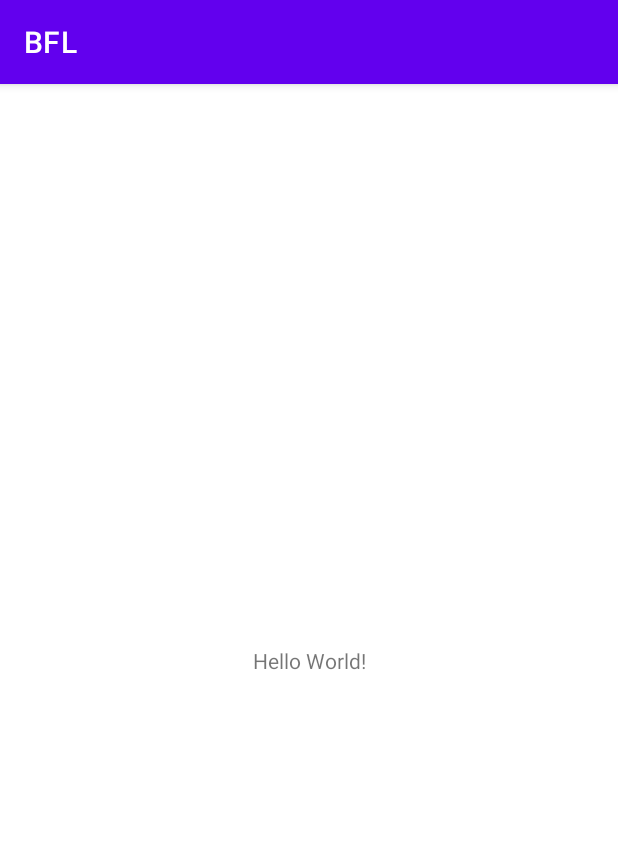
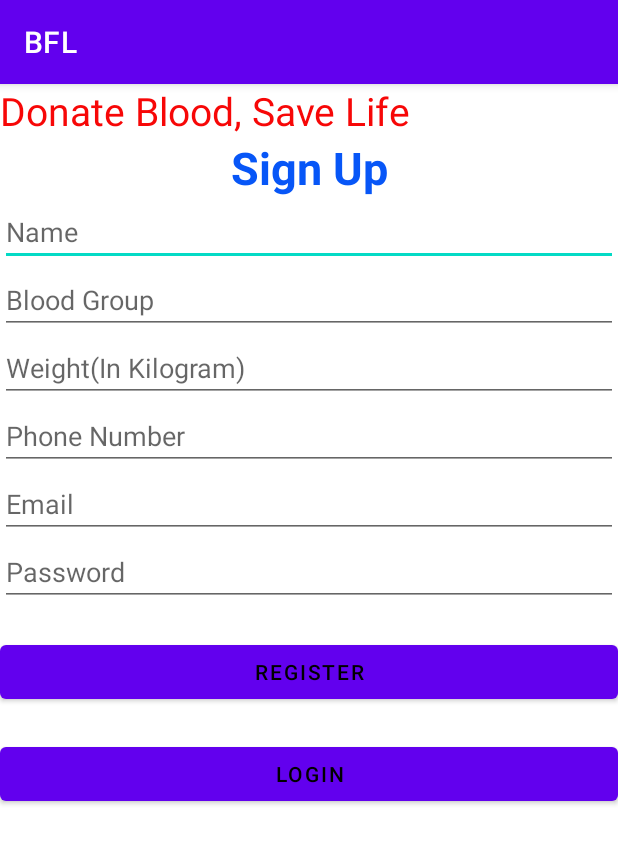
Before and after one commit to Paprii/Blood-Donation, an Android app: the screen it shows after launch (MainActivity), on a phone screen of 412 x 824 dp. Shown: the top 844 px of the screen. Run offline under Robolectric (Android 15) with nearby library versions, the phone set to English and light mode, and no system bars; our stand-ins replace Firebase (no records; nobody signed in at launch, a user with empty details on screens opened directly).

```diff
--- a/app/build.gradle
+++ b/app/build.gradle
@@ -1,5 +1,6 @@
 plugins {
     id 'com.android.application'
+    id 'com.google.gms.google-services'
 }
 
 android {
@@ -30,9 +31,10 @@ android {
 
 dependencies {
 
-    implementation 'androidx.appcompat:appcompat:1.4.0'
+    implementation 'androidx.appcompat:appcompat:1.3.1'
     implementation 'com.google.android.material:material:1.4.0'
     implementation 'androidx.constraintlayout:constraintlayout:2.1.2'
+    implementation 'com.google.firebase:firebase-database:20.0.3'
     testImplementation 'junit:junit:4.+'
     androidTestImplementation 'androidx.test.ext:junit:1.1.3'
     androidTestImplementation 'androidx.test.espresso:espresso-core:3.4.0'
--- a/app/src/main/AndroidManifest.xml
+++ b/app/src/main/AndroidManifest.xml
@@ -9,6 +9,7 @@
         android:roundIcon="@mipmap/ic_launcher_round"
         android:supportsRtl="true"
         android:theme="@style/Theme.BFL">
+        <activity android:name=".Search"></activity>
         <activity android:name=".MainActivity">
             <intent-filter>
                 <action android:name="android.intent.action.MAIN" />
--- a/app/src/main/java/com/example/bfl/MainActivity.java
+++ b/app/src/main/java/com/example/bfl/MainActivity.java
@@ -2,13 +2,119 @@ package com.example.bfl;
 
 import androidx.appcompat.app.AppCompatActivity;
 
+import android.content.Intent;
 import android.os.Bundle;
+import android.view.View;
+import android.widget.Button;
+import android.widget.EditText;
+import android.widget.Toast;
+
+import com.google.firebase.database.DatabaseReference;
+import com.google.firebase.database.FirebaseDatabase;
 
 public class MainActivity extends AppCompatActivity {
 
+    /**
+     * The Name of a Donor
+     */
+    EditText etName;
+    /**
+     * The BloodGroup of a Donor
+     */
+    EditText etBloodGroup;
+    /**
+     * The Email of a Donor
+     */
+    EditText etEmail;
+    /**
+     * The Password of a Donor
+     */
+    EditText etPassword;
+    /**
+     * The Weight of a Donor
+     */
+    EditText etWeight;
+    /**
+     * The ContactNumber of a Donor
+     */
+    EditText etPhone;
+    /**
+     * Button For Confirming SignUp
+     */
+    Button btnRegister;
+    /**
+     * Button For Activating Login Page
+     */
+    Button btnLogin;
+    /**
+     * Field for getting instance of a Firebase Database
+     */
+    FirebaseDatabase rootNode;
+    /**
+     * Field for selecting Table to save Donor data in Firebase DB
+     */
+    DatabaseReference reference;
+
+    /**
+     * Saves the given data by a Donor in DB
+     */
     @Override
     protected void onCreate(Bundle savedInstanceState) {
         super.onCreate(savedInstanceState);
         setContentView(R.layout.activity_main);
+        etName = findViewById(R.id.activity_main_et_name);
+        etBloodGroup = findViewById(R.id.activity_main_et_bloodgroup);
+        etWeight = findViewById(R.id.activity_main_et_weight);
+        etEmail = findViewById(R.id.activity_main_et_email);
+        etPassword = findViewById(R.id.activity_main_et_password);
+        etPhone = findViewById(R.id.activity_main_et_phonenumber);
+        btnLogin = findViewById(R.id.activity_main_btn_login);
+        btnRegister = findViewById(R.id.activity_main_btn_register);
+
+
+        btnRegister.setOnClickListener(new View.OnClickListener() {
+            @Override
+
+            public void onClick(View v) {
+                rootNode = FirebaseDatabase.getInstance();
+                reference = rootNode.getReference("Donors");
+                String name = etName.getText().toString();
+                String bloodGroup = etBloodGroup.getText().toString();
+                String weight = etWeight.getText().toString();
+                String email = etEmail.getText().toString();
+                String password = etPassword.getText().toString();
+                String phone = etPhone.getText().toString();
+                Integer weightInteger = Integer.valueOf(weight);
+
+
+                if (weightInteger > 50) {
+                    if (name.length() != 0 && password.length() != 0 && bloodGroup.length() != 0 && email.length() != 0) {
+
+                        Profile profile = new Profile(name, email, bloodGroup, weight, password, phone);
+                        reference.child(phone).setValue(profile);
+                        Toast.makeText(MainActivity.this, "Successfully Registered", Toast.LENGTH_SHORT).show();
+                    }
+                    else {
+                        Toast.makeText(MainActivity.this, "Some Fields are Empty", Toast.LENGTH_SHORT).show();
+                    }
+                }
+                else
+
+                {
+                    Toast.makeText(MainActivity.this, "Weight Must be Above 50 KG", Toast.LENGTH_SHORT).show();
+                }
+
+
+            }
+        });
+
+        btnLogin.setOnClickListener(new View.OnClickListener()
+
+        {
+            @Override
+            public void onClick (View v){
+                startActivity(new Intent(MainActivity.this, Search.class));
+            }
+        });
     }
 }
--- a/app/src/main/res/layout/activity_main.xml
+++ b/app/src/main/res/layout/activity_main.xml
@@ -1,18 +1,91 @@
 <?xml version="1.0" encoding="utf-8"?>
-<androidx.constraintlayout.widget.ConstraintLayout xmlns:android="http://schemas.android.com/apk/res/android"
+<LinearLayout xmlns:android="http://schemas.android.com/apk/res/android"
     xmlns:app="http://schemas.android.com/apk/res-auto"
     xmlns:tools="http://schemas.android.com/tools"
     android:layout_width="match_parent"
     android:layout_height="match_parent"
+    android:orientation="vertical"
     tools:context=".MainActivity">
 
     <TextView
-        android:layout_width="wrap_content"
+
+        android:layout_width="match_parent"
         android:layout_height="wrap_content"
-        android:text="Hello World!"
-        app:layout_constraintBottom_toBottomOf="parent"
-        app:layout_constraintLeft_toLeftOf="parent"
-        app:layout_constraintRight_toRightOf="parent"
-        app:layout_constraintTop_toTopOf="parent" />
+        android:text="Donate Blood, Save Life"
+        android:fontFamily="sans-serif"
+        android:textColor="@color/red"
+        android:textSize="26sp"
+        />
+    <TextView
 
-</androidx.constraintlayout.widget.ConstraintLayout>
+        android:layout_width="match_parent"
+        android:layout_height="wrap_content"
+        android:text="Sign Up"
+        android:fontFamily="sans-serif"
+        android:textColor="@color/blue"
+        android:textStyle="bold"
+        android:textSize="30sp"
+        android:gravity="center"
+        />
+
+    <EditText
+        android:id="@+id/activity_main_et_name"
+        android:layout_width="match_parent"
+        android:layout_height="wrap_content"
+        android:hint="Name"
+        />
+    <EditText
+        android:id="@+id/activity_main_et_bloodgroup"
+        android:layout_width="match_parent"
+        android:layout_height="wrap_content"
+        android:hint="Blood Group"
+        />
+    <EditText
+        android:id="@+id/activity_main_et_weight"
+        android:layout_width="match_parent"
+        android:layout_height="wrap_content"
+        android:hint="Weight(In Kilogram)"
+        />
+    <EditText
+        android:id="@+id/activity_main_et_phonenumber"
+        android:layout_width="match_parent"
+        android:layout_height="wrap_content"
+        android:hint="Phone Number"
+        />
+    <EditText
+        android:id="@+id/activity_main_et_email"
+        android:layout_width="match_parent"
+        android:layout_height="wrap_content"
+        android:hint="Email"
+        />
+    <EditText
+        android:id="@+id/activity_main_et_password"
+        android:layout_width="match_parent"
+        android:layout_height="wrap_content"
+        android:hint="Password"
+        android:inputType="textPassword"
+
+        />
+
+    <Button
+        android:id="@+id/activity_main_btn_register"
+        android:layout_width="match_parent"
+        android:layout_height="wrap_content"
+        android:layout_marginTop="20dp"
+        android:text="Register"
+        android:textAllCaps="true"
+
+        android:textColor="#000000"/>
+
+    <Button
+        android:id="@+id/activity_main_btn_login"
+        android:layout_width="match_parent"
+        android:layout_height="wrap_content"
+        android:layout_marginTop="20dp"
+        android:text="Login"
+        android:textAllCaps="true"
+
+        android:textColor="#000000"/>
+
+
+</LinearLayout>
--- a/app/src/main/res/values/colors.xml
+++ b/app/src/main/res/values/colors.xml
@@ -7,4 +7,6 @@
     <color name="teal_700">#FF018786</color>
     <color name="black">#FF000000</color>
     <color name="white">#FFFFFFFF</color>
+    <color name="red">#F70707</color>
+    <color name="blue">#0756F7</color>
 </resources>
--- a/build.gradle
+++ b/build.gradle
@@ -6,6 +6,7 @@ buildscript {
     }
     dependencies {
         classpath "com.android.tools.build:gradle:4.1.2"
+        classpath 'com.google.gms:google-services:4.3.10'
 
         // NOTE: Do not place your application dependencies here; they belong
         // in the individual module build.gradle files
```
Also changed, not shown: app/src/main/java/com/example/bfl/Profile.java (added, +155 -0 lines), app/src/main/java/com/example/bfl/Search.java (added, +70 -0 lines), app/src/main/res/layout/activity_search.xml (added, +22 -0 lines), 1 other file.
